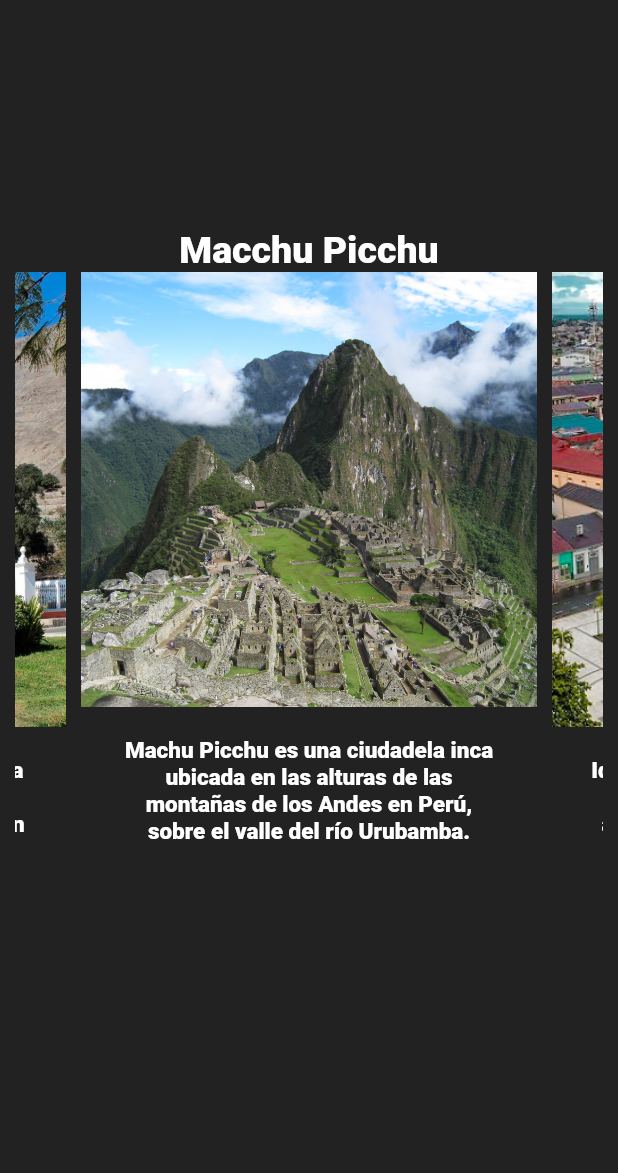
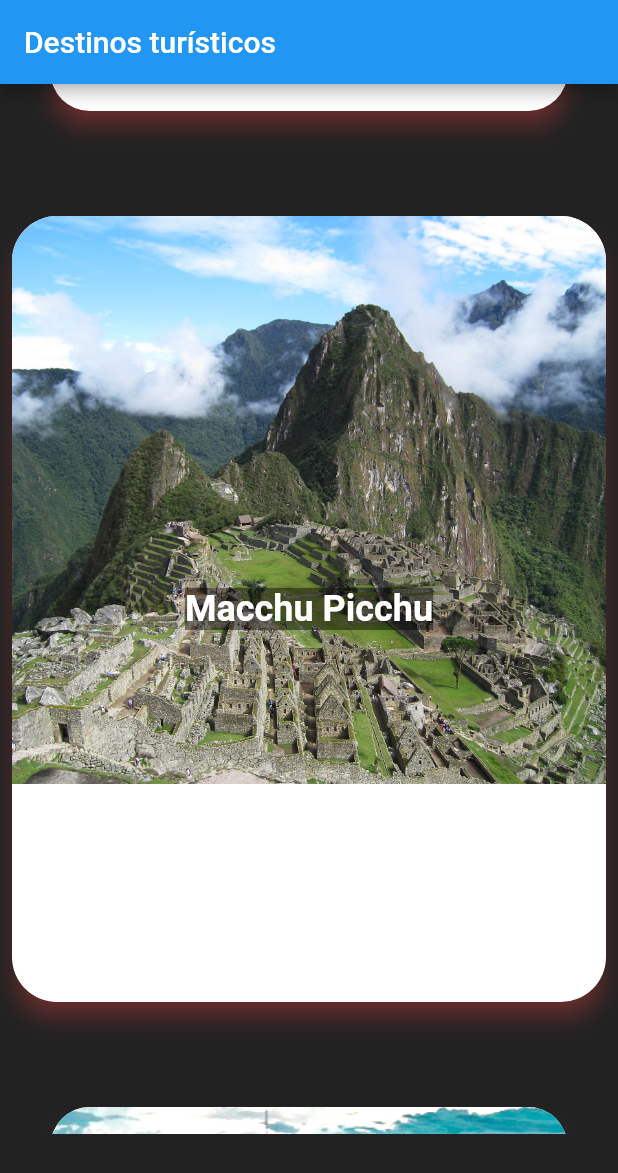
Before and after one commit to MarcosValdez/aplicativo-turismo, a Flutter app: the pais screen opened directly, after a tap on "Perú", on a phone screen of 412 x 824 dp. Shown: the top 1173 px of the screen. Run offline on Flutter 3.47's test engine with Material 2 defaults, Android fonts, the light colour scheme and no system bars; drawn by our look-alikes of carousel_slider; our stand-ins replace cloud_firestore, firebase_auth, firebase_core, firebase_storage, fluttertoast, image_picker and 1 more; accounts and stored records are empty.

Commit message:
vertical carousel

```diff
--- a/lib/screens/Turism/lugarTuristico.dart
+++ b/lib/screens/Turism/lugarTuristico.dart
@@ -34,7 +34,10 @@ class _lugarTuristicoState extends State<lugarTuristico> {
         child: Padding(
           padding: const EdgeInsets.all(10.0),
           child: CarouselSlider(
-            options: CarouselOptions(height: 520),
+            options: CarouselOptions(
+              height: 520,
+              //scrollDirection: Axis.vertical
+            ),
             items: ['assets/img1.jpg', 'assets/img2.jpg', 'assets/img3.jpg']
                 .map((i) {
               return Builder(builder: (BuildContext context) {
--- /dev/null
+++ b/lib/screens/Turism/lugaresVert.dart
@@ -0,0 +1,103 @@
+import 'package:carousel_slider/carousel_slider.dart';
+import 'package:flutter/material.dart';
+
+final List<String> imagesList = [
+  'https://cdn.pixabay.com/photo/2020/11/01/23/22/breakfast-5705180_1280.jpg',
+  'https://cdn.pixabay.com/photo/2016/11/18/19/00/breads-1836411_1280.jpg',
+  'https://cdn.pixabay.com/photo/2019/01/14/17/25/gelato-3932596_1280.jpg',
+  'https://cdn.pixabay.com/photo/2017/04/04/18/07/ice-cream-2202561_1280.jpg',
+];
+
+final List<String> images =  ['assets/img1.jpg', 'assets/img2.jpg', 'assets/img3.jpg'];
+
+final List<String> titles = [
+  ' Coffee ',
+  ' Bread ',
+  ' Gelato ',
+  ' Ice Cream ',
+];
+
+final List<String> Places = ['Macchu Picchu', 'Iquitos', 'Lunahuana'];
+final List<String> Desc = [
+  'Machu Picchu es una ciudadela inca ubicada en las alturas de las montañas de los Andes en Perú, sobre el valle del río Urubamba.',
+  'Iquitos es una ciudad puerto peruana y una vía de acceso a los alojamientos en la selva y las villas del norte del Amazonas.',
+  'Lunahuaná es una localidad peruana capital del distrito homónimo ubicado en la provincia de Cañete en el departamento de Lima.'
+];
+void main() {
+  runApp(MaterialApp(
+    debugShowCheckedModeBanner: false,
+    home: lugarTuristicoVert(),
+  ));
+}
+class lugarTuristicoVert extends StatefulWidget {
+  @override
+  _MyAppState createState() => _MyAppState();
+}
+class _MyAppState extends State<lugarTuristicoVert> {
+  int _currentIndex = 0;
+  @override
+  Widget build(BuildContext context) {
+    return MaterialApp(
+      home: Scaffold(
+        appBar: AppBar(
+          title: Text('Destinos turísticos'),
+        ),
+        backgroundColor: Colors.black87,
+        body: CarouselSlider(
+          options: CarouselOptions(
+            height: 700,
+            autoPlay: true,
+            enlargeCenterPage: true,
+            scrollDirection: Axis.vertical,
+            onPageChanged: (index, reason) {
+              setState(
+                    () {
+                  _currentIndex = index;
+                },
+              );
+            },
+          ),
+          items: images
+              .map(
+                (item) => Padding(
+              padding: const EdgeInsets.all(8.0),
+              child: Card(
+                margin: EdgeInsets.only(
+                  top: 10.0,
+                  bottom: 10.0,
+                ),
+                elevation: 6.0,
+                shadowColor: Colors.redAccent,
+                shape: RoundedRectangleBorder(
+                  borderRadius: BorderRadius.circular(30.0),
+                ),
+                child: ClipRRect(
+                  borderRadius: BorderRadius.all(
+                    Radius.circular(30.0),
+                  ),
+                  child: Stack(
+                    children: <Widget>[
+                      Image.asset(item),
+                      Center(
+                        child: Text(
+                          '${Places[_currentIndex]}',
+                          style: TextStyle(
+                            fontSize: 24.0,
+                            fontWeight: FontWeight.bold,
+                            backgroundColor: Colors.black45,
+                            color: Colors.white,
+                          ),
+                        ),
+                      ),
+                    ],
+                  ),
+                ),
+              ),
+            ),
+          )
+              .toList(),
+        ),
+      ),
+    );
+  }
+}
--- a/lib/screens/Turism/pais.dart
+++ b/lib/screens/Turism/pais.dart
@@ -1,4 +1,5 @@
 import 'package:aplicativo_turismo/screens/Turism/lugarTuristico.dart';
+import 'package:aplicativo_turismo/screens/Turism/lugaresVert.dart';
 import 'package:flutter/material.dart';
 
 class pais extends StatefulWidget {
@@ -49,7 +50,7 @@ class _paisState extends State<pais> {
           onPressed: () => {
             Navigator.push(
               context,
-              MaterialPageRoute(builder: (context) => lugarTuristico()),
+              MaterialPageRoute(builder: (context) => lugarTuristicoVert()),
             ),
           },
         ));
```
Also changed, not shown: lib/screens/principal.dart (+129 -4 lines).
